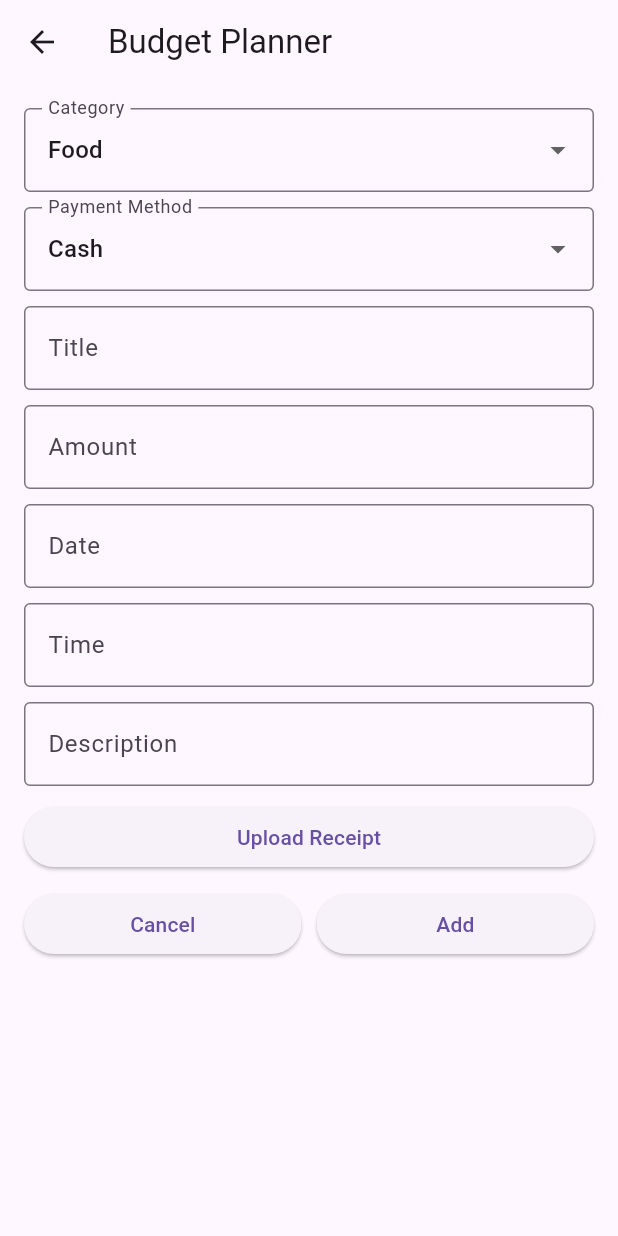
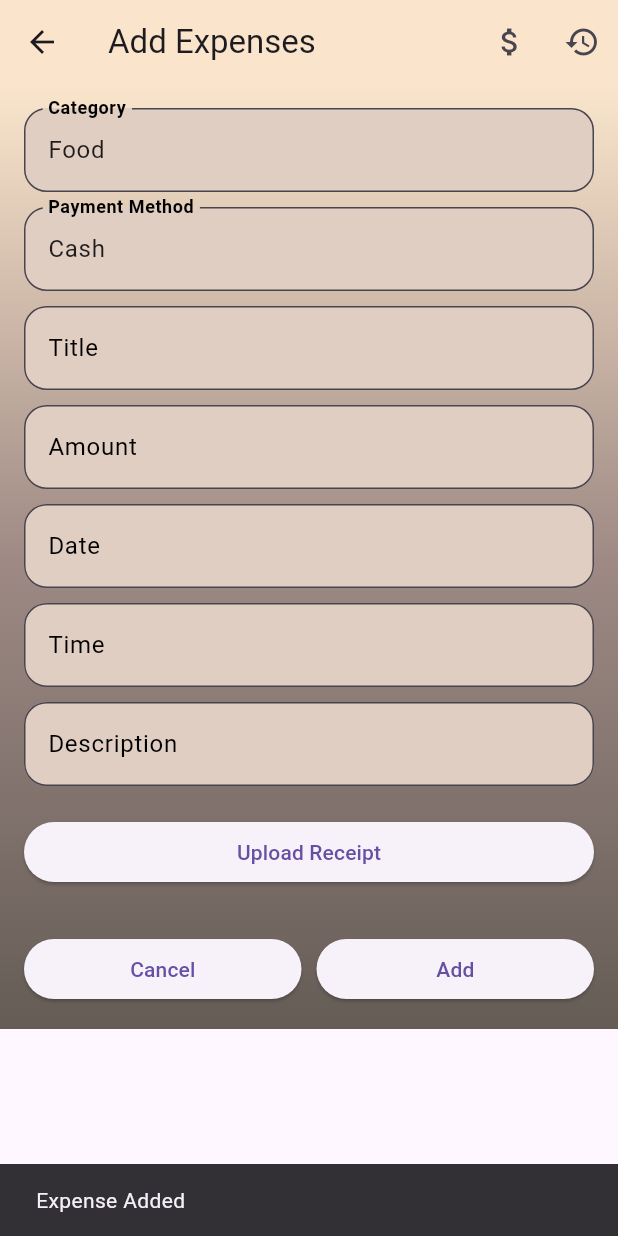
Before and after one commit to HuiZhenChin/6002CEM_Project, a Flutter app: the AddExpensePage screen opened by its route, after a tap on "Add", on a phone screen of 412 x 824 dp. Run offline on Flutter 3.47's test engine with Material 3 defaults, Android fonts, the phone set to English and light mode, and no system bars; our stand-ins replace animated_bottom_navigation_bar, bloc, cloud_firestore, firebase_auth, firebase_core, flutter_speed_dial and 1 more; missing offline and left inert: image_picker_for_web; accounts and stored records are empty.

Commit message:
update add_expenses

```diff
--- a/dollar_sense/lib/add_expense.dart
+++ b/dollar_sense/lib/add_expense.dart
@@ -1,159 +1,173 @@
-import 'package:flutter/material.dart';
-import 'package:dollar_sense/colour.dart';
-import 'package:dollar_sense/addExpenseJson.dart';
-import 'package:image_picker/image_picker.dart';
 import 'dart:io';
 
-class AddExpensePage extends StatefulWidget {
-  @override
-  _AddExpensePageState createState() => _AddExpensePageState();
+import 'package:firebase_core/firebase_core.dart';
+import 'package:flutter/foundation.dart';
+import 'package:flutter/material.dart';
+import 'package:dollar_sense/add_expense_custom_input_view.dart';
+import 'package:dollar_sense/add_expense_model.dart';
+import 'package:dollar_sense/add_expense_view_model.dart';
+import 'package:dollar_sense/currency_input_formatter.dart';
+import 'package:image_picker/image_picker.dart';
+import 'package:image_picker_for_web/image_picker_for_web.dart';
+
+Future<void> main() async {
+  await Firebase.initializeApp(
+    options: FirebaseOptions(
+      apiKey: 'AIzaSyDi5bSQewZitC4aTXrsvag9BBoh8CjZe5U',
+      appId: '1:1092645709341:android:899bf97d577cd909ad08f4',
+      messagingSenderId: '1092645709341',
+      projectId: 'dollarsense-c1f43',
+    ),
+  );
 }
 
-class _AddExpensePageState extends State<AddExpensePage> {
-  List<Expense> expenses = [];
-  TextEditingController titleController = TextEditingController();
-  TextEditingController amountController = TextEditingController();
-  TextEditingController descriptionController = TextEditingController();
-  TextEditingController dateController = TextEditingController();
-  TextEditingController timeController = TextEditingController();
-  String selectedCategory = 'Food';
-  String selectedPaymentMethod = 'Cash';
-  File? receiptImage;
+class AddExpensePage extends StatelessWidget {
+  final Function(Expense) onExpenseAdded;
+
+  const AddExpensePage({required this.onExpenseAdded});
 
   @override
   Widget build(BuildContext context) {
     return Scaffold(
       appBar: AppBar(
-        title: Text('Budget Planner'),
+        backgroundColor: Color(0xFFFAE5CC),
+        title: Text('Add Expenses'),
+        actions: [
+          IconButton(
+            icon: Icon(Icons.attach_money),
+            onPressed: () {
+              // Implement action for money converter
+            },
           ),
-      body: Padding(
+          IconButton(
+            icon: Icon(Icons.history),
+            onPressed: () {
+              // Implement action for history
+            },
+          ),
+        ],
+      ),
+      body: AddExpenseForm(onExpenseAdded: onExpenseAdded),
+    );
+  }
+}
+
+class AddExpenseForm extends StatefulWidget {
+  final Function(Expense) onExpenseAdded;
+
+  const AddExpenseForm({required this.onExpenseAdded});
+
+  @override
+  _AddExpenseFormState createState() => _AddExpenseFormState();
+}
+
+class _AddExpenseFormState extends State<AddExpenseForm> {
+  final _formKey = GlobalKey<FormState>();
+  final viewModel = AddExpenseViewModel();
+
+  @override
+  void initState() {
+    super.initState();
+    viewModel.categoryController.text = viewModel.selectedCategory;
+    viewModel.paymentMethodController.text = viewModel.selectedPaymentMethod;
+  }
+
+  @override
+  Widget build(BuildContext context) {
+    return SingleChildScrollView(
+      child: Container(
+        decoration: BoxDecoration(
+          gradient: LinearGradient(
+            begin: Alignment.topCenter,
+            end: Alignment.bottomCenter,
+            colors: [
+              Color(0xFFFAE5CC),
+              Color(0xFF9F8A85),
+              Color(0xFF655C56),
+            ],
+          ),
+        ),
+        child: Padding(
           padding: const EdgeInsets.all(16.0),
-        child: SingleChildScrollView(
+          child: Form(
+            key: _formKey,
             child: Column(
               crossAxisAlignment: CrossAxisAlignment.stretch,
               children: [
-              DropdownButtonFormField<String>(
-                value: selectedCategory,
-                decoration: InputDecoration(
+                // Category input
+                CustomInputField(
+                  controller: viewModel.categoryController,
                   labelText: 'Category',
-                  border: OutlineInputBorder(),
-                ),
-                items: ['Food', 'Transport', 'Entertainment', 'Other']
-                    .map((category) => DropdownMenuItem<String>(
-                  value: category,
-                  child: Text(category),
-                ))
-                    .toList(),
-                onChanged: (value) {
-                  setState(() {
-                    selectedCategory = value!;
-                  });
-                },
+                  inputFormatters: [],
+                  onTap: () => viewModel.showCategoryDialog(context),
                 ),
                 SizedBox(height: 10),
-              DropdownButtonFormField<String>(
-                value: selectedPaymentMethod,
-                decoration: InputDecoration(
+                // Payment method input
+                CustomInputField(
+                  controller: viewModel.paymentMethodController,
                   labelText: 'Payment Method',
-                  border: OutlineInputBorder(),
-                ),
-                items: ['Cash', 'Card', 'Online', 'Other']
-                    .map((method) => DropdownMenuItem<String>(
-                  value: method,
-                  child: Text(method),
-                ))
-                    .toList(),
-                onChanged: (value) {
-                  setState(() {
-                    selectedPaymentMethod = value!;
-                  });
-                },
+                  inputFormatters: [],
+                  onTap: () => viewModel.showPaymentMethodDialog(context),
                 ),
                 SizedBox(height: 10),
-              TextFormField(
-                controller: titleController,
-                decoration: InputDecoration(
-                  labelText: 'Title',
-                  border: OutlineInputBorder(),
-                ),
+                // Title input
+                CustomInputField(
+                  controller: viewModel.titleController,
+                  labelText: 'Title', inputFormatters: [],
                 ),
                 SizedBox(height: 10),
-              TextFormField(
-                controller: amountController,
-                keyboardType: TextInputType.number,
-                decoration: InputDecoration(
+                // Amount input
+                CustomInputField(
+                  controller: viewModel.amountController,
                   labelText: 'Amount',
-                  border: OutlineInputBorder(),
-                ),
+                  keyboardType: TextInputType.number, inputFormatters: [CurrencyInputFormatter()],
                 ),
                 SizedBox(height: 10),
-              TextFormField(
-                controller: dateController,
-                decoration: InputDecoration(
+                // Date input
+                CustomInputField(
+                  controller: viewModel.dateController,
                   labelText: 'Date',
-                  border: OutlineInputBorder(),
-                ),
-                onTap: () async {
-                  DateTime? pickedDate = await showDatePicker(
-                    context: context,
-                    initialDate: DateTime.now(),
-                    firstDate: DateTime(2000),
-                    lastDate: DateTime(2101),
-                  );
-                  if (pickedDate != null) {
-                    setState(() {
-                      dateController.text = pickedDate.toLocal().toString().split(' ')[0];
-                    });
-                  }
-                },
+                  keyboardType: TextInputType.datetime, inputFormatters: [],
                 ),
                 SizedBox(height: 10),
-              TextFormField(
-                controller: timeController,
-                decoration: InputDecoration(
+                // Time input
+                CustomInputField(
+                  controller: viewModel.timeController,
                   labelText: 'Time',
-                  border: OutlineInputBorder(),
-                ),
-                onTap: () async {
-                  TimeOfDay? pickedTime = await showTimePicker(
-                    context: context,
-                    initialTime: TimeOfDay.now(),
-                  );
-                  if (pickedTime != null) {
-                    setState(() {
-                      timeController.text = pickedTime.format(context);
-                    });
-                  }
-                },
+                  keyboardType: TextInputType.datetime, inputFormatters: [],
                 ),
                 SizedBox(height: 10),
-              TextFormField(
-                controller: descriptionController,
-                decoration: InputDecoration(
-                  labelText: 'Description',
-                  border: OutlineInputBorder(),
+                // Description input
+                CustomInputField(
+                  controller: viewModel.descriptionController,
+                  labelText: 'Description', inputFormatters: [],
                 ),
-              ),
-              SizedBox(height: 10),
+                SizedBox(height: 20),
+                // Upload Receipt button
                 ElevatedButton(
                   onPressed: () async {
-                  final pickedFile = await ImagePicker().pickImage(source: ImageSource.gallery);
+                    final pickedFile = await ImagePickerPlugin().pickImage(source: ImageSource.gallery);
                     setState(() {
                       if (pickedFile != null) {
-                      receiptImage = File(pickedFile.path);
+                        viewModel.receiptImage = File(pickedFile.path);
                       }
                     });
                   },
                   child: Text('Upload Receipt'),
                 ),
-              receiptImage != null
-                  ? Image.file(
-                receiptImage!,
+                SizedBox(height: 10),
+                viewModel.receiptImage != null
+                    ? kIsWeb
+                    ? Image.network(viewModel.receiptImage!.path) // Use Image.network for web
+                    : Image.file(
+                  viewModel.receiptImage!,
                   height: 100,
                   width: 100,
                 )
                     : Container(),
-              SizedBox(height: 10),
+
+                SizedBox(height: 20),
+                // Cancel and Add buttons
                 Row(
                   children: [
                     Expanded(
@@ -168,7 +182,12 @@ class _AddExpensePageState extends State<AddExpensePage> {
                     Expanded(
                       child: ElevatedButton(
                         onPressed: () {
-                        addExpense();
+                          if (_formKey.currentState?.validate() ?? false) {
+                            viewModel.addExpense(widget.onExpenseAdded);
+                            ScaffoldMessenger.of(context).showSnackBar(
+                              SnackBar(content: Text('Expense Added')),
+                            );
+                          }
                         },
                         child: Text('Add'),
                       ),
@@ -179,57 +198,7 @@ class _AddExpensePageState extends State<AddExpensePage> {
             ),
           ),
         ),
+      ),
     );
   }
-
-  void addExpense() {
-    String title = titleController.text;
-    double amount = double.tryParse(amountController.text) ?? 0.0;
-    String description = descriptionController.text;
-    String date = dateController.text;
-    String time = timeController.text;
-
-    if (title.isNotEmpty && amount > 0) {
-      setState(() {
-        expenses.add(Expense(
-          title: title,
-          amount: amount,
-          category: selectedCategory,
-          paymentMethod: selectedPaymentMethod,
-          description: description,
-          date: date,
-          time: time,
-          receiptImage: receiptImage,
-        ));
-        titleController.clear();
-        amountController.clear();
-        descriptionController.clear();
-        dateController.clear();
-        timeController.clear();
-        receiptImage = null;
-      });
 }
-  }
-}
-
-class Expense {
-  final String title;
-  final double amount;
-  final String category;
-  final String paymentMethod;
-  final String description;
-  final String date;
-  final String time;
-  final File? receiptImage;
-
-  Expense({
-    required this.title,
-    required this.amount,
-    required this.category,
-    required this.paymentMethod,
-    required this.description,
-    required this.date,
-    required this.time,
-    this.receiptImage,
-  });
-}
--- /dev/null
+++ b/dollar_sense/lib/add_expense_custom_input_view.dart
@@ -0,0 +1,54 @@
+// custom_input_field.dart
+import 'package:dollar_sense/currency_input_formatter.dart';
+import 'package:flutter/material.dart';
+import 'package:flutter/services.dart';
+
+class CustomInputField extends StatelessWidget {
+  final String labelText;
+  final TextEditingController controller;
+  final TextInputType keyboardType;
+  final List<TextInputFormatter> inputFormatters;
+  final bool readOnly;
+  final VoidCallback? onTap;
+  final String? Function(String?)? validator;
+
+  CustomInputField({
+    required this.labelText,
+    required this.controller,
+    this.keyboardType = TextInputType.text,
+    required this.inputFormatters,
+    this.readOnly = false,
+    this.onTap,
+    this.validator,
+  });
+
+  @override
+  Widget build(BuildContext context) {
+    return TextFormField(
+      controller: controller,
+      keyboardType: keyboardType,
+      inputFormatters: inputFormatters,
+      readOnly: readOnly,
+      onTap: onTap,
+      style: TextStyle(color: Colors.black87, fontSize: 16),
+      cursorColor: Colors.black87,
+      decoration: InputDecoration(
+        labelText: labelText,
+        border: OutlineInputBorder(
+          borderSide: BorderSide(color: Color(0xFF39383D)),
+          borderRadius: BorderRadius.all(Radius.circular(15)),
+        ),
+        fillColor: Color(0xFFE0CEC3),
+        filled: true,
+        floatingLabelStyle: TextStyle(
+          color: Colors.black,
+          fontWeight: FontWeight.bold,
+        ),
+        labelStyle: TextStyle(
+          color: Colors.black,
+        ),
+      ),
+      validator: validator,
+    );
+  }
+}
--- /dev/null
+++ b/dollar_sense/lib/add_expense_model.dart
@@ -0,0 +1,24 @@
+// add_expense_model.dart
+import 'dart:io';
+
+class Expense {
+  final String title;
+  final double amount;
+  final String category;
+  final String paymentMethod;
+  final String description;
+  final String date;
+  final String time;
+  final File? receiptImage;
+
+  Expense({
+    required this.title,
+    required this.amount,
+    required this.category,
+    required this.paymentMethod,
+    required this.description,
+    required this.date,
+    required this.time,
+    this.receiptImage,
+  });
+}
--- /dev/null
+++ b/dollar_sense/lib/add_expense_view_model.dart
@@ -0,0 +1,100 @@
+import 'dart:io';
+import 'package:flutter/material.dart';
+import 'package:dollar_sense/add_expense_custom_input_view.dart';
+import 'package:dollar_sense/add_expense_model.dart';
+import 'package:dollar_sense/add_expense.dart';
+
+class AddExpenseViewModel {
+  TextEditingController titleController = TextEditingController();
+  TextEditingController amountController = TextEditingController();
+  TextEditingController descriptionController = TextEditingController();
+  TextEditingController dateController = TextEditingController();
+  TextEditingController timeController = TextEditingController();
+  TextEditingController categoryController = TextEditingController();
+  TextEditingController paymentMethodController = TextEditingController();
+  File? receiptImage;
+
+  String selectedCategory = 'Food';
+  String selectedPaymentMethod = 'Cash';
+
+  void showCategoryDialog(BuildContext context) {
+    showDialog(
+      context: context,
+      builder: (BuildContext context) {
+        return AlertDialog(
+          title: Text('Select Category'),
+          content: Column(
+            mainAxisSize: MainAxisSize.min,
+            children: ['Food', 'Transport', 'Entertainment', 'Other']
+                .map((category) => RadioListTile<String>(
+              title: Text(category),
+              value: category,
+              groupValue: selectedCategory,
+              onChanged: (value) {
+                selectedCategory = value!;
+                categoryController.text = selectedCategory;
+                Navigator.of(context).pop();
+              },
+            ))
+                .toList(),
+          ),
+        );
+      },
+    );
+  }
+
+  void showPaymentMethodDialog(BuildContext context) {
+    showDialog(
+      context: context,
+      builder: (BuildContext context) {
+        return AlertDialog(
+          title: Text('Select Payment Method'),
+          content: Column(
+            mainAxisSize: MainAxisSize.min,
+            children: ['Cash', 'Card', 'Online', 'Other']
+                .map((method) => RadioListTile<String>(
+              title: Text(method),
+              value: method,
+              groupValue: selectedPaymentMethod,
+              onChanged: (value) {
+                selectedPaymentMethod = value!;
+                paymentMethodController.text = selectedPaymentMethod;
+                Navigator.of(context).pop();
+              },
+            ))
+                .toList(),
+          ),
+        );
+      },
+    );
+  }
+
+  void addExpense(Function(Expense) onExpenseAdded) {
+    String title = titleController.text;
+    double amount = double.tryParse(amountController.text) ?? 0.0;
+    String description = descriptionController.text;
+    String date = dateController.text;
+    String time = timeController.text;
+
+    if (title.isNotEmpty && amount > 0) {
+      Expense newExpense = Expense(
+        title: title,
+        amount: amount,
+        category: selectedCategory,
+        paymentMethod: selectedPaymentMethod,
+        description: description,
+        date: date,
+        time: time,
+        receiptImage: receiptImage,
+      );
+
+      onExpenseAdded(newExpense);
+      titleController.clear();
+      amountController.clear();
+      descriptionController.clear();
+      dateController.clear();
+      timeController.clear();
+      receiptImage = null;
+    }
+  }
+}
--- /dev/null
+++ b/dollar_sense/lib/currency_input_formatter.dart
@@ -0,0 +1,25 @@
+import 'package:flutter/services.dart';
+import 'package:flutter/material.dart';
+
+class CurrencyInputFormatter extends TextInputFormatter {
+  @override
+  TextEditingValue formatEditUpdate(
+      TextEditingValue oldValue, TextEditingValue newValue) {
+    // If the new value is empty, return it
+    if (newValue.text.isEmpty) {
+      return newValue;
+    }
+
+    // Parse the new value as an integer
+    int value = int.parse(newValue.text.replaceAll('.', ''));
+
+    // Format the integer as a decimal string
+    String newText = (value / 100).toStringAsFixed(2);
+
+    // Return the new value with the formatted text
+    return newValue.copyWith(
+      text: newText,
+      selection: TextSelection.collapsed(offset: newText.length),
+    );
+  }
+}
--- a/dollar_sense/lib/login.dart
+++ b/dollar_sense/lib/login.dart
@@ -128,7 +128,7 @@ class _LoginFormState extends State<LoginForm> {
         // Proceed with login if email and password match
         Navigator.pushReplacement(
           context,
-          MaterialPageRoute(builder: (context) => MyAccount()),
+          MaterialPageRoute(builder: (context) => MyApp()),
         );
       } catch (e) {
         print(e);
--- a/dollar_sense/lib/main.dart
+++ b/dollar_sense/lib/main.dart
@@ -4,6 +4,8 @@ import 'package:dollar_sense/home_page_card.dart';
 import 'package:dollar_sense/main_card.dart';
 import 'package:dollar_sense/navigation_bar.dart';
 import 'package:dollar_sense/add_expense.dart';
+import 'add_expense_view_model.dart';
+import 'add_expense_model.dart';
 import 'package:firebase_core/firebase_core.dart';
 
 void main() {
@@ -17,12 +19,29 @@ class MyApp extends StatefulWidget {
 
 class _MyAppState extends State<MyApp> {
   int _bottomNavIndex = 0;
+  List<Expense> expenses = [];
+
+  double get totalExpenses {
+    return expenses.fold(0.0, (sum, item) => sum + item.amount);
+  }
+
+  void _addExpense(Expense expense) {
+    setState(() {
+      expenses.add(expense);
+    });
+  }
+
+  void _updateExpenses(List<Expense> updatedExpenses) {
+    setState(() {
+      expenses = updatedExpenses;
+    });
+  }
 
   @override
   Widget build(BuildContext context) {
     return MaterialApp(
       routes: {
-        '/addExpense': (context) => AddExpensePage(), // Route for CreateExpensePage
+        '/addExpense': (context) => AddExpensePage(onExpenseAdded: _addExpense), // Pass the callback function
         // Other routes...
       },
       home: Scaffold(
@@ -116,7 +135,7 @@ class _MyAppState extends State<MyApp> {
                         Expanded(
                           child: HomePageCard(
                             title: 'Expense',
-                            amount: '3,245.15',
+                            amount: totalExpenses.toStringAsFixed(2),
                           ),
                         ),
                       ],
```
Also changed, not shown: dollar_sense/lib/app_main_page.dart (line endings or trailing spaces), dollar_sense/lib/authentication_bloc.dart (line endings or trailing spaces), dollar_sense/lib/authentication_event.dart (line endings or trailing spaces), dollar_sense/lib/edit_account.dart (line endings or trailing spaces), dollar_sense/lib/firebase_options.dart, dollar_sense/lib/home_page_card.dart (line endings or trailing spaces), dollar_sense/lib/login_main.dart (line endings or trailing spaces), dollar_sense/lib/login_screen.dart (line endings or trailing spaces), dollar_sense/lib/my_account.dart (line endings or trailing spaces), dollar_sense/lib/register.dart (line endings or trailing spaces). Lines whose indentation alone changed are shown as unchanged.
